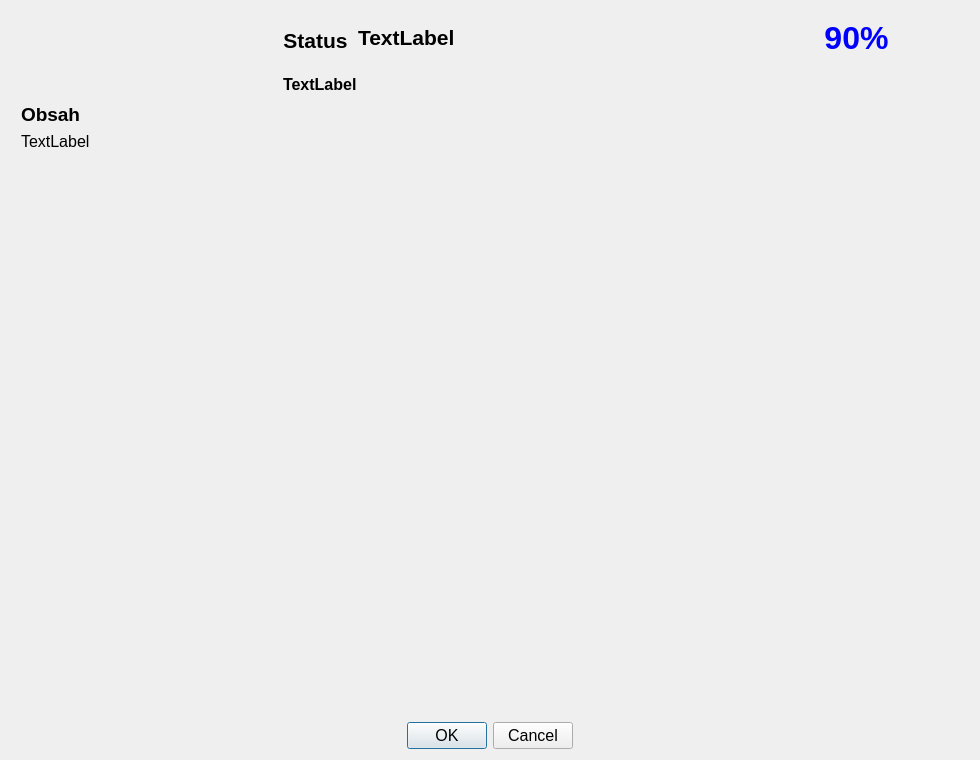
This is moviedetaildialog.ui in silverqx/qMedia as Qt 5 draws it before an edit. The edited form follows.
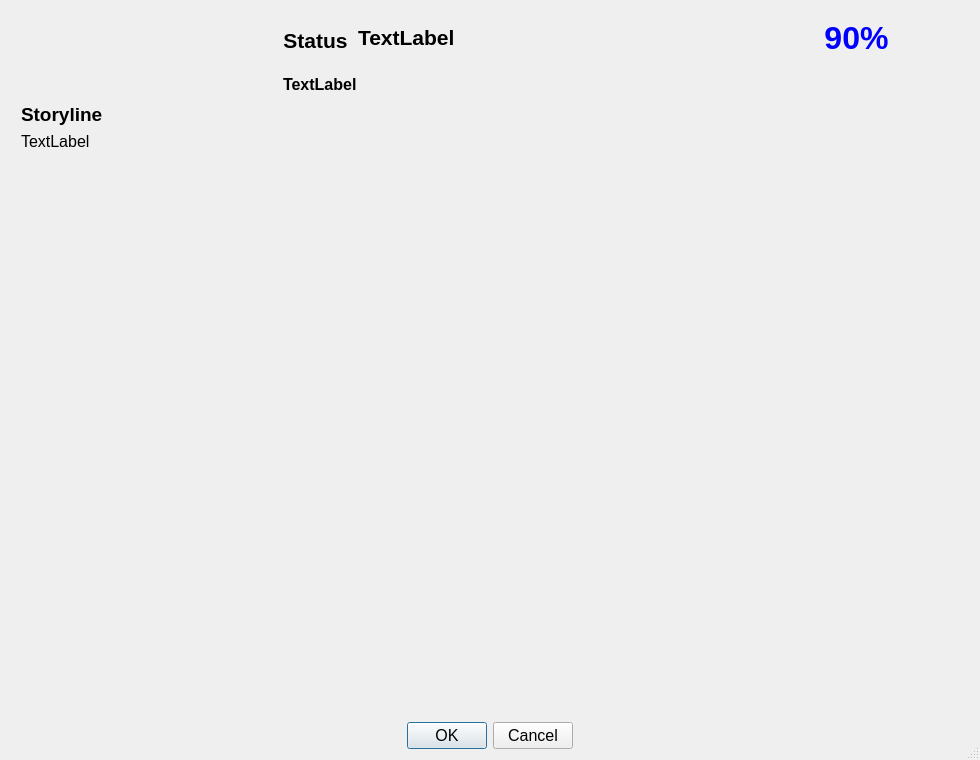
This is the edited form.

Commit message:
tuned ui in movie detail dialog
 - don't render empty layouts or labels
 - empty space under info layout
 - avoid qlabel autotext

```diff
--- a/moviedetaildialog.ui
+++ b/moviedetaildialog.ui
@@ -28,6 +28,9 @@
   <property name="windowTitle">
    <string>Dialog</string>
   </property>
+  <property name="sizeGripEnabled">
+   <bool>true</bool>
+  </property>
   <property name="modal">
    <bool>true</bool>
   </property>
@@ -63,7 +66,7 @@
         <number>0</number>
        </property>
        <item>
-        <layout class="QVBoxLayout" name="verticalLayoutMain">
+        <layout class="QVBoxLayout" name="verticalLayoutMain" stretch="0,1">
          <item>
           <layout class="QHBoxLayout" name="horizontalLayoutPosterInfo">
            <item>
@@ -273,7 +276,10 @@
               </font>
              </property>
              <property name="text">
-              <string>Obsah</string>
+              <string>Storyline</string>
+             </property>
+             <property name="textFormat">
+              <enum>Qt::PlainText</enum>
              </property>
              <property name="margin">
               <number>8</number>
```
Left out of the diff: 18 changed lines with no effect on the pictures. The commit also changes 3 other files.
